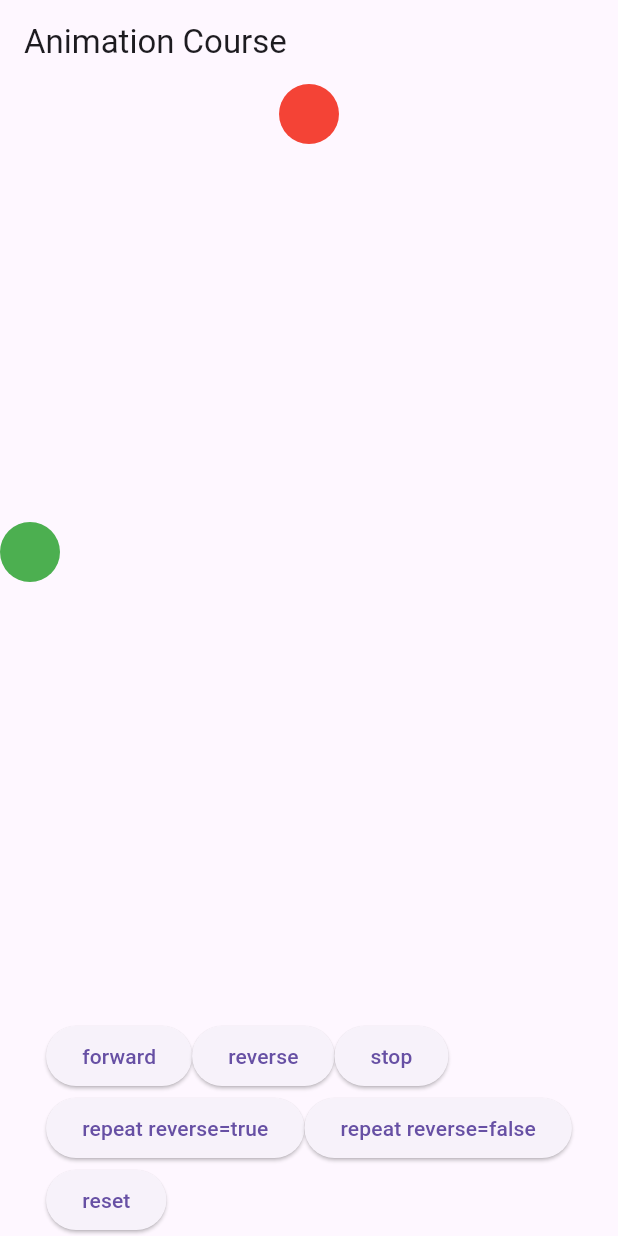
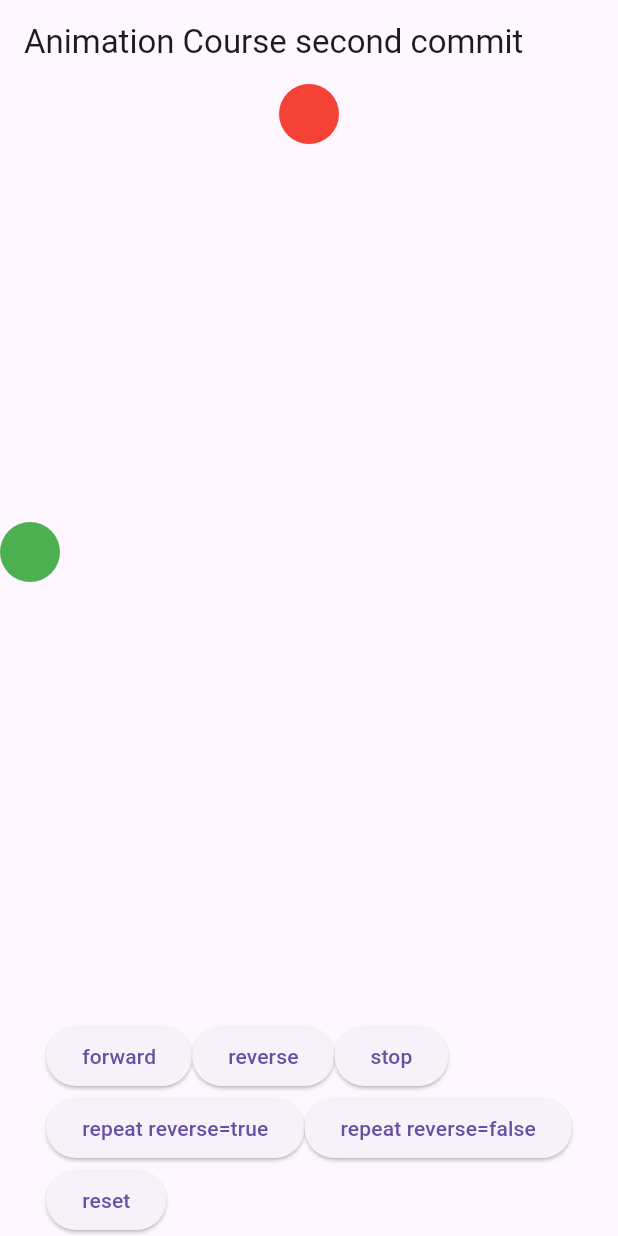
Before and after one commit to mennaessam187/Flutter_Animation, a Flutter app: the screen it shows after launch, on a phone screen of 412 x 824 dp. Run offline on Flutter 3.47's test engine with Material 3 defaults, Android fonts, the phone set to English and light mode, and no system bars.

Commit message:
second commit try thing

```diff
--- a/lib/home.dart
+++ b/lib/home.dart
@@ -40,7 +40,7 @@ class _HomeScreenState extends State<HomeScreen> with TickerProviderStateMixin {
   @override
   Widget build(BuildContext context) {
     return Scaffold(
-      appBar: AppBar(title: Text("Animation Course")),
+      appBar: AppBar(title: Text("Animation Course second commit")),
       body: Center(
         child: Column(
           children: [
```
